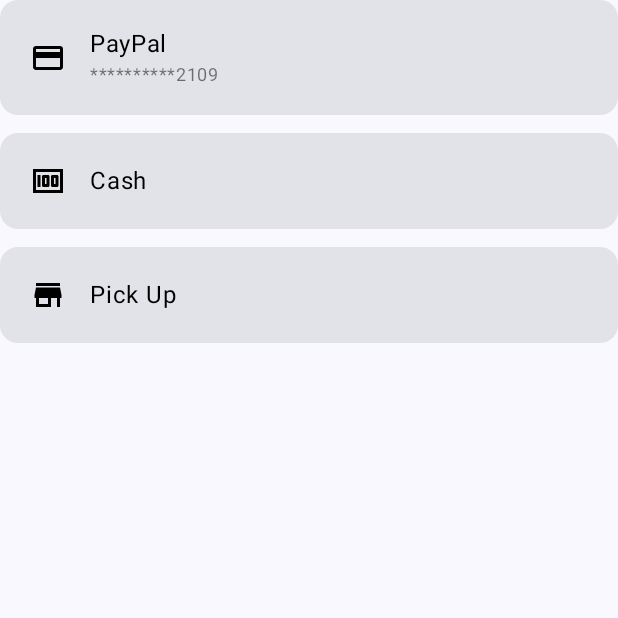
After one commit to Yael2222/Proyecto-M-viles, an Android app built with Jetpack Compose: the composable PaymentMethodSelector called with empty values, on a phone screen of 412 x 824 dp, the top half of it. The commit adds this screen. Run offline under Robolectric (Android 15) with nearby library versions, the phone set to English and light mode, and no system bars; 2 statements that could not run were skipped.

Commit message:
:sparkles: Checkout components and screen

```diff
--- /dev/null
+++ b/app/src/main/java/com/Proyecto/coffeepalace/ui/components/PaymentMethodSelector.kt
@@ -0,0 +1,122 @@
+package com.Proyecto.coffeepalace.ui.components
+
+import androidx.compose.foundation.BorderStroke
+import androidx.compose.foundation.clickable
+import androidx.compose.foundation.layout.*
+import androidx.compose.material.icons.Icons
+import androidx.compose.material.icons.filled.*
+import androidx.compose.material3.*
+import androidx.compose.runtime.*
+import androidx.compose.ui.Alignment
+import androidx.compose.ui.Modifier
+import androidx.compose.ui.graphics.Color
+import androidx.compose.ui.graphics.vector.ImageVector
+import androidx.compose.ui.text.font.FontWeight
+import androidx.compose.ui.unit.dp
+import com.Proyecto.coffeepalace.ui.theme.LightGray400
+import com.Proyecto.coffeepalace.ui.theme.gray
+
+@Composable
+fun PaymentMethodSelector(
+    selectedMethod: String?,
+    onMethodSelected: (String) -> Unit,
+    paypalEmail: String = "**********2109",
+    modifier: Modifier = Modifier
+) {
+    Column(modifier = modifier.fillMaxWidth()) {
+        PaymentOption(
+            title = "PayPal",
+            subtitle = paypalEmail,
+            icon = Icons.Default.CreditCard,
+            isSelected = selectedMethod == "PayPal",
+            onSelect = { onMethodSelected("PayPal") }
+        )
+
+        Spacer(modifier = Modifier.height(12.dp))
+
+        PaymentOption(
+            title = "Cash",
+            icon = Icons.Default.Money,
+            isSelected = selectedMethod == "Cash",
+            onSelect = { onMethodSelected("Cash") }
+        )
+
+        Spacer(modifier = Modifier.height(12.dp))
+
+        PaymentOption(
+            title = "Pick Up",
+            icon = Icons.Default.Store,
+            isSelected = selectedMethod == "Pick Up",
+            onSelect = { onMethodSelected("Pick Up") }
+        )
+    }
+}
+
+@Composable
+private fun PaymentOption(
+    title: String,
+    icon: ImageVector,
+    isSelected: Boolean,
+    onSelect: () -> Unit,
+    subtitle: String? = null
+) {
+    Card(
+        modifier = Modifier
+            .fillMaxWidth()
+            .clickable { onSelect() },
+        colors = CardDefaults.cardColors(
+            containerColor = if (isSelected) gray
+            else LightGray400
+        ),
+        border = BorderStroke(
+            width = 1.dp,
+            color = if (isSelected) Color.White
+            else Color.Transparent
+        )
+    ) {
+        Row(
+            modifier = Modifier.padding(20.dp),
+            verticalAlignment = Alignment.CenterVertically
+        ) {
+            Icon(
+                imageVector = icon,
+                contentDescription = null,
+                tint = if (isSelected) Color.White
+                else Color.Black,
+                modifier = Modifier.size(24.dp)
+            )
+
+            Spacer(modifier = Modifier.width(16.dp))
+
+            Column {
+                Text(
+                    text = title,
+                    style = MaterialTheme.typography.bodyLarge.copy(
+                        fontWeight = if (isSelected) FontWeight.Bold else FontWeight.Normal
+                    ),
+                    color = if (isSelected) Color.White
+                    else Color.Black
+                )
+
+                subtitle?.let {
+                    Text(
+                        text = it,
+                        style = MaterialTheme.typography.bodySmall,
+                        color = MaterialTheme.colorScheme.onSurface.copy(alpha = 0.6f),
+                        modifier = Modifier.padding(top = 4.dp)
+                    )
+                }
+            }
+
+            if (isSelected) {
+                Spacer(modifier = Modifier.weight(1f))
+                Icon(
+                    imageVector = Icons.Default.CheckCircle,
+                    contentDescription = "Selected",
+                    tint = Color.White,
+                    modifier = Modifier.size(24.dp)
+                )
+            }
+        }
+    }
+}
--- a/app/src/main/java/com/Proyecto/coffeepalace/ui/theme/Color.kt
+++ b/app/src/main/java/com/Proyecto/coffeepalace/ui/theme/Color.kt
@@ -12,10 +12,11 @@
 
 val white = Color(0xFFFFFFFF)
 val black = Color(0xFF000000)
-val gray = Color(0xFFB0B0B0)
+val gray = Color(0xFF565454)
 
 val LightGray = Color(0xFFF6F2F2)
 val LightGray200 = Color(0xFFF2F2F2)
 val LightGray300 = Color(0xFF979797)
+val LightGray400 = Color(0xFFDCD8D8)
 val Brown = Color(0xFF4B2E24)
 val LightBrown = Color(0xFFA66A3F)
```
Also changed, not shown: app/src/main/java/com/Proyecto/coffeepalace/ui/Screens/CarDetails/CarDetailsScreen.kt (+6 -2 lines), app/src/main/java/com/Proyecto/coffeepalace/ui/Screens/Checkout/CheckoutScreen.kt (added, +67 -0 lines), app/src/main/java/com/Proyecto/coffeepalace/ui/components/OrderSummary.kt (added, +66 -0 lines), app/src/main/java/com/Proyecto/coffeepalace/ui/navigations/MainNavigation.kt (+20 -2 lines), app/src/main/java/com/Proyecto/coffeepalace/ui/theme/Type.kt (+107 -9 lines).
